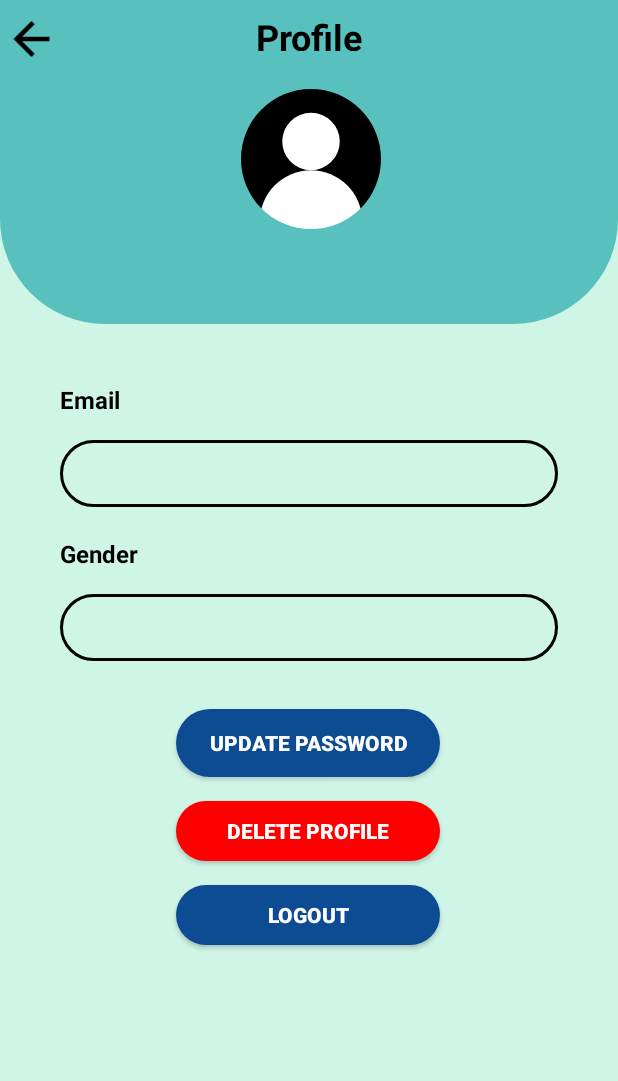
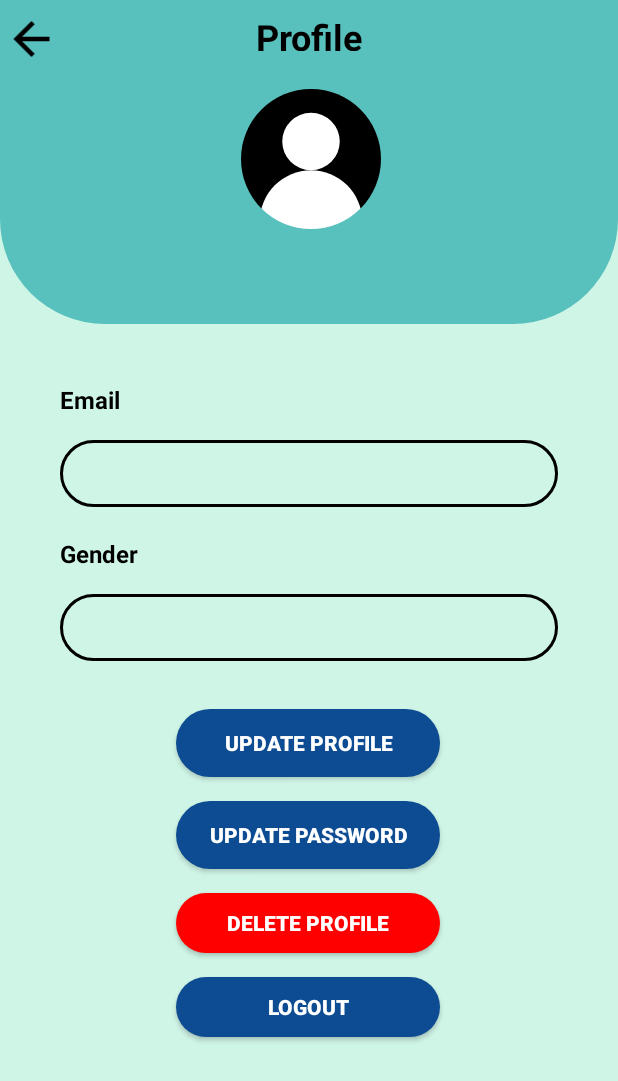
Before and after one commit to it21303302b/MADD_project_SmartSpend, an Android app: the screen it shows after launch once a user with an empty profile is signed in (ProfileActivity), after a tap on an icon or button, on a phone screen of 412 x 824 dp. Shown: the top 1081 px of the screen. Run offline under Robolectric (Android 15) with nearby library versions, the phone set to English and light mode, and no system bars; our stand-ins replace Firebase (no records; nobody signed in at launch, a user with empty details on screens opened directly), navigation-ui.

Commit message:
Profile and expense Updates

```diff
--- a/app/src/main/java/com/example/smartspend/ProfileActivity.kt
+++ b/app/src/main/java/com/example/smartspend/ProfileActivity.kt
@@ -100,8 +100,41 @@ class ProfileActivity : AppCompatActivity() {
             startActivity(intent)
         }
 
+        val editProfileButton = findViewById<Button>(R.id.btn_update_profile)
+
+        editProfileButton.setOnClickListener {
+            val editProfileIntent = Intent(this, EditProfileActivity::class.java)
+            startActivity(editProfileIntent)
+
+        }
+
 
     }
+
+    override fun onResume() {
+        super.onResume()
+
+        val currentUser: FirebaseUser? = auth.currentUser
+
+        if (currentUser != null) {
+            val userEmail = currentUser.email
+            userEmailView.text = userEmail
+
+            val database = FirebaseDatabase.getInstance()
+            val usersRef = database.getReference("users")
+
+            usersRef.child(currentUser.uid).get().addOnSuccessListener { dataSnapshot ->
+                val user = dataSnapshot.getValue(User::class.java)
+                if (user != null) {
+                    nameView.text = user.name
+                    genderView.text = user.gender
+                }
+            }.addOnFailureListener {
+                // Handle database read failure
+            }
+        }
+    }
+
 
     fun onLogoutButtonClick(view: View) {
         // Sign out the user
--- a/app/src/main/java/com/example/smartspend/ui/home/HomeFragment.kt
+++ b/app/src/main/java/com/example/smartspend/ui/home/HomeFragment.kt
@@ -14,6 +14,7 @@ import com.example.smartspend.*
 import com.example.smartspend.R
 import com.example.smartspend.adapters.CategoryAdapter
 import com.example.smartspend.databinding.FragmentHomeBinding
+import com.google.firebase.auth.FirebaseAuth
 import com.google.firebase.database.*
 import java.text.SimpleDateFormat
 import java.util.*
@@ -62,7 +63,8 @@ class HomeFragment : Fragment() {
 
         expRecyclerView.visibility = View.GONE
 
-        dbRef = FirebaseDatabase.getInstance().getReference("ExpencesDB")
+        val userId = FirebaseAuth.getInstance().currentUser!!.uid // Get the current user's UID
+        dbRef = FirebaseDatabase.getInstance().getReference("ExpencesDB").child(userId) // Add the UID to the DatabaseReference path
 
         dbRef.addValueEventListener(object : ValueEventListener {
             override fun onDataChange(snapshot: DataSnapshot) {
@@ -75,10 +77,9 @@ class HomeFragment : Fragment() {
                         expData?.expenceAmount?.toDoubleOrNull()?.let { totalExpence += it } // Add the expenceAmount to totalExpence
                     }
                     val mAdapter = ExpenceAdapter(expList)
-                    expRecyclerView.adapter = mAdapter
-
-                    mAdapter.setOnItemClickListner(object : ExpenceAdapter.OnItemClickListner{
+                    mAdapter.setOnItemClickListener(object : ExpenceAdapter.OnItemClickListener {
                         override fun onItemClick(position: Int) {
+                            if (expList.isNotEmpty()) {
                                 val intent = Intent(requireActivity(), UpdateExpence::class.java)
 
                                 //put extra
@@ -88,7 +89,10 @@ class HomeFragment : Fragment() {
                                 intent.putExtra("expenceAmount",expList[position].expenceAmount)
                                 startActivity(intent)
                             }
+                        }
                     })
+
+                    expRecyclerView.adapter = mAdapter // Set the adapter to the RecyclerView
 
                     expRecyclerView.visibility = View.VISIBLE
                 }
--- a/app/src/main/res/layout/activity_profile.xml
+++ b/app/src/main/res/layout/activity_profile.xml
@@ -148,19 +148,35 @@
         app:layout_constraintTop_toBottomOf="@+id/btn_update_password" />
 
     <android.widget.Button
+        android:id="@+id/btn_update_profile"
+        android:layout_width="176dp"
+        android:layout_height="45dp"
+        android:layout_marginTop="32dp"
+        android:background="@drawable/btn_bg"
+        android:text="@string/update_profile"
+        android:textColor="@color/white"
+        android:textSize="14sp"
+        android:textStyle="bold"
+        app:layout_constraintEnd_toEndOf="parent"
+        app:layout_constraintHorizontal_bias="0.498"
+        app:layout_constraintStart_toStartOf="parent"
+        app:layout_constraintTop_toBottomOf="@+id/TV_GenderView"
+        />
+
+    <android.widget.Button
         android:id="@+id/btn_update_password"
         android:layout_width="176dp"
         android:layout_height="45dp"
-        android:layout_marginTop="32dp"
+        android:layout_marginTop="16dp"
         android:background="@drawable/btn_bg"
         android:text="@string/update_password"
         android:textColor="@color/white"
         android:textSize="14sp"
         android:textStyle="bold"
         app:layout_constraintEnd_toEndOf="parent"
-        app:layout_constraintHorizontal_bias="0.498"
+        app:layout_constraintHorizontal_bias="0.497"
         app:layout_constraintStart_toStartOf="parent"
-        app:layout_constraintTop_toBottomOf="@+id/TV_GenderView" />
+        app:layout_constraintTop_toBottomOf="@+id/btn_update_profile" />
 
     <android.widget.Button
         android:id="@+id/logout_button"
--- a/app/src/main/res/layout/activity_register.xml
+++ b/app/src/main/res/layout/activity_register.xml
@@ -22,7 +22,7 @@
         app:srcCompat="@drawable/profile_background" />
 
     <TextView
-        android:id="@+id/TV_registerTitle"
+        android:id="@+id/TV_EditProfileTitle"
         android:layout_width="wrap_content"
         android:layout_height="wrap_content"
         android:layout_marginTop="-10dp"
@@ -57,7 +57,7 @@
         app:layout_constraintEnd_toEndOf="parent"
         app:layout_constraintHorizontal_bias="0.0"
         app:layout_constraintStart_toStartOf="parent"
-        app:layout_constraintTop_toBottomOf="@+id/TV_registerTitle" />
+        app:layout_constraintTop_toBottomOf="@+id/TV_EditProfileTitle" />
 
     <com.google.android.material.textfield.TextInputEditText
         android:id="@+id/passET"
--- a/app/src/main/res/values/strings.xml
+++ b/app/src/main/res/values/strings.xml
@@ -1,7 +1,7 @@
 <resources>
     <string name="app_name">Smart Spend</string>
 
-<!--    W.M.B.B Weerakoon - IT21303302  -->
+    <!--    W.M.B.B Weerakoon - IT21303302  -->
     <string name="title_home">Home</string>
     <string name="title_category">Categories</string>
     <string name="TV_Tbalance">Total Balance</string>
@@ -150,6 +150,7 @@
     <string name="TV_URemAmount">Amount :</string>
     <string name="TV_URemType">Type :</string>
     <string name="tv_type">Type</string>
+    <string name="update_profile">Update Profile</string>
 
 
 </resources>
```
Also changed, not shown: app/src/main/AndroidManifest.xml (+16 -12 lines), app/src/main/java/com/example/smartspend/AddExpences.kt (+5 -2 lines), app/src/main/java/com/example/smartspend/EditProfileActivity.kt (added, +92 -0 lines), app/src/main/java/com/example/smartspend/UpdateExpence.kt (+31 -8 lines), app/src/main/java/com/example/smartspend/ui/home/ExpenceAdapter.kt (+37 -19 lines), app/src/main/res/layout/activity_edit_profile.xml (added, +113 -0 lines). Lines whose indentation alone changed are shown as unchanged.
